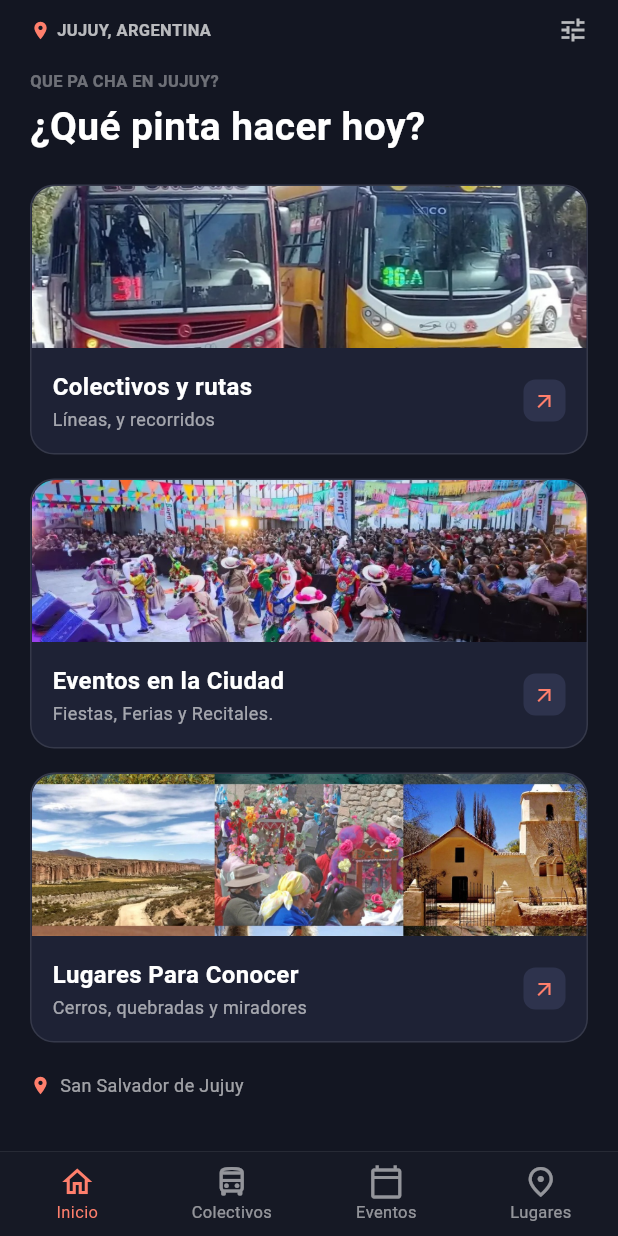
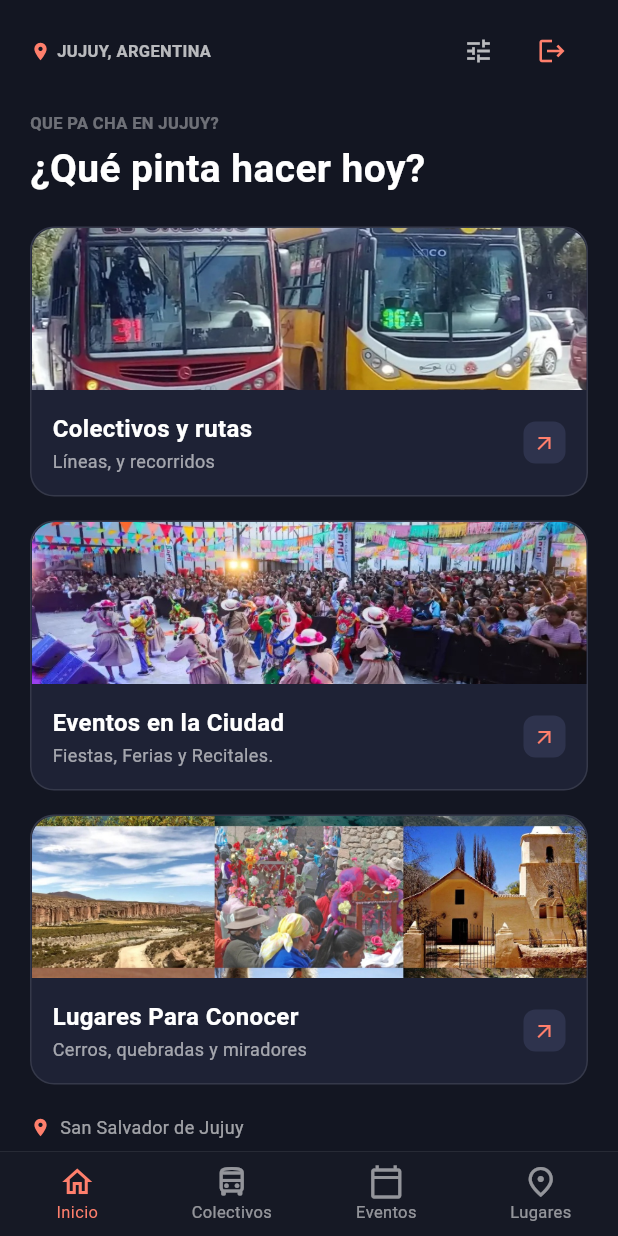
Before and after one commit to Dranacielg/Pacha-Movil, a Flutter app: the MenuPrincipal screen opened by its route, on a phone screen of 412 x 824 dp. Run offline on Flutter 3.47's test engine with Material 3 defaults, Android fonts, the phone set to English and light mode, and no system bars; our stand-ins replace cloud_firestore, dio, firebase_auth, firebase_core, flutter_map, geolocator and 1 more; missing offline and left inert: dio_cache_interceptor, dio_cache_interceptor_file_store, flutter_map_cache, flutter_map_location_marker; accounts and stored records are empty.

Commit message:
Update menuprincipal.dart

```diff
--- a/Pacha-Movil-main/lib/menuprincipal.dart
+++ b/Pacha-Movil-main/lib/menuprincipal.dart
@@ -1,4 +1,5 @@
 import 'package:flutter/material.dart';
+import 'package:firebase_auth/firebase_auth.dart'; // <-- Necesario para el botón de salir
 
 class MenuPrincipal extends StatefulWidget {
   const MenuPrincipal({super.key});
@@ -42,7 +43,26 @@ class _MenuPrincipalState extends State<MenuPrincipal> {
                       ),
                     ],
                   ),
-                  const Icon(Icons.tune, size: 20, color: Colors.white70),
+                  // BOTONES DE LA DERECHA (Ajustes y Salir)
+                  Row(
+                    mainAxisSize: MainAxisSize.min,
+                    children: [
+                      const Icon(Icons.tune, size: 20, color: Colors.white70),
+                      const SizedBox(width: 15),
+                      IconButton(
+                        icon: const Icon(Icons.logout, size: 20, color: Color(0xFFFF7F6C)),
+                        tooltip: 'Cerrar Sesión',
+                        padding: EdgeInsets.zero,
+                        constraints: const BoxConstraints(), // Para que no ocupe mucho espacio
+                        onPressed: () async {
+                          await FirebaseAuth.instance.signOut();
+                          if (context.mounted) {
+                            Navigator.pushReplacementNamed(context, '/login');
+                          }
+                        },
+                      ),
+                    ],
+                  ),
                 ],
               ),
               const SizedBox(height: 16),
```
